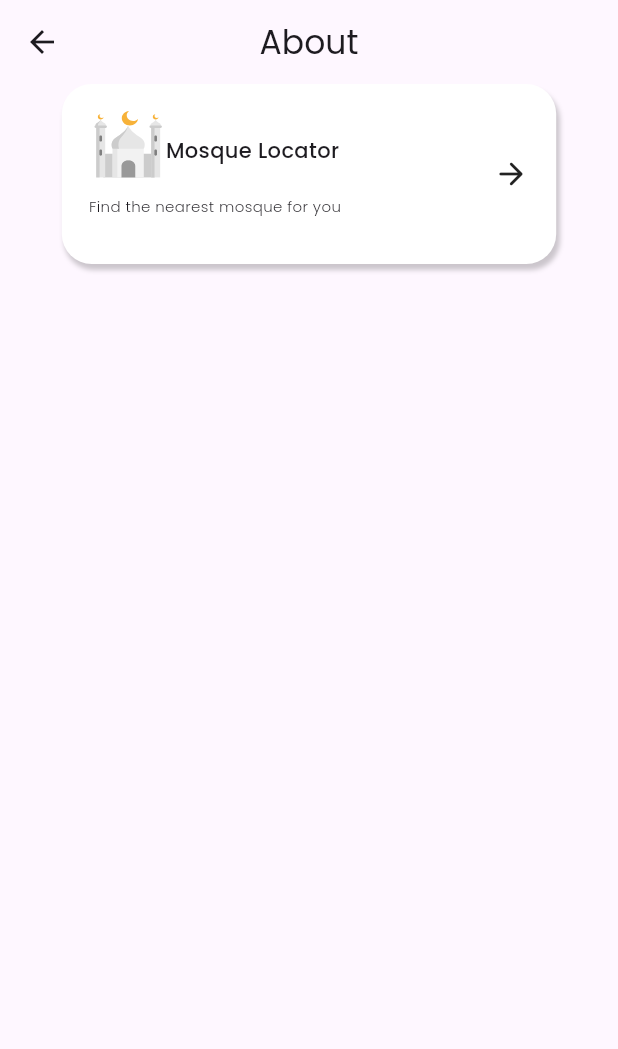
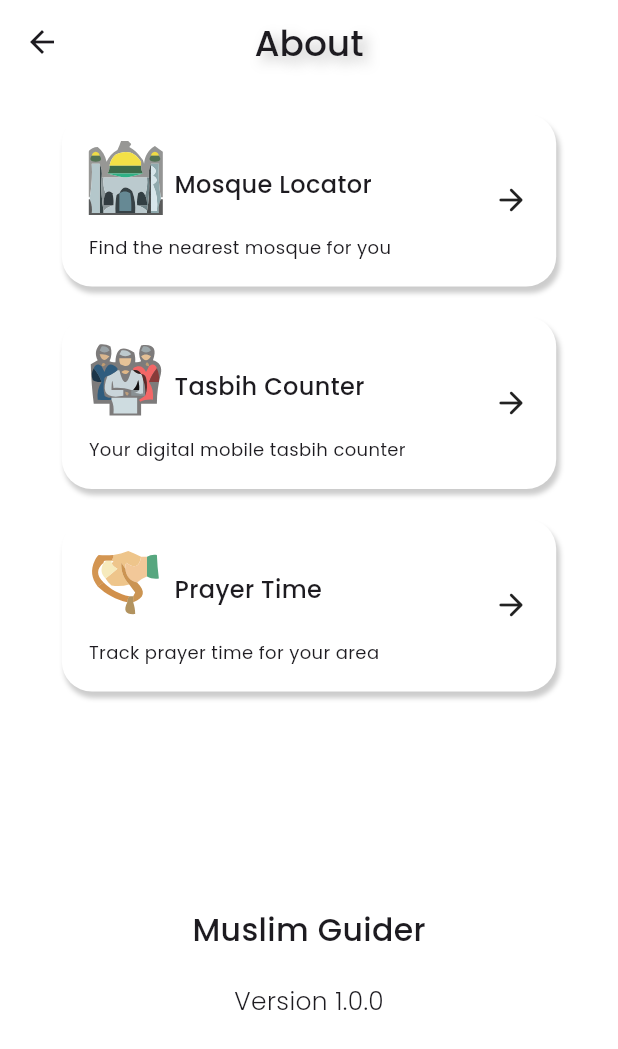
Before and after one commit to muazzzznabil/Muslim-Guider_flutter, a Flutter app: the aboutPage screen opened by its route, on a phone screen of 412 x 824 dp. Shown: the top 1049 px of the screen. Run offline on Flutter 3.47's test engine with Material 3 defaults, Android fonts, the phone set to English and light mode, and no system bars; our stand-ins replace curved_labeled_navigation_bar, flutter_riverpod, flutter_svg, geocoding, geolocator, riverpod and 2 more; missing offline and left inert: flutter_popup, jhijri, network_info_plus; accounts and stored records are empty; project files that could hold a hidden picture were left out.

Commit message:
DINN TLG SAMBUNG

```diff
--- a/lib/pages/ContactUs.dart
+++ b/lib/pages/ContactUs.dart
@@ -18,7 +18,12 @@ Future<void> _launchUrlDin() async {
 
 
 class contactUs extends StatelessWidget {
-  const contactUs({super.key});
+   contactUs({super.key});
+
+   Shadow basicShadow = Shadow(
+       color: Colors.black.withOpacity(0.25),
+       blurRadius: 10,
+       offset: Offset(4, 4));
 
   @override
   Widget build(BuildContext context) {
@@ -271,6 +276,7 @@ class contactUs extends StatelessWidget {
           fontWeight: FontWeight.w500,
           fontSize: 24,
           color: Color(0xff000000),
+          shadows: [basicShadow]
         ),
       ),
     );
--- a/lib/pages/about.dart
+++ b/lib/pages/about.dart
@@ -2,21 +2,95 @@ import 'package:flutter/material.dart';
 import 'package:flutter_svg/flutter_svg.dart';
 
 class aboutPage extends StatelessWidget {
-  const aboutPage({super.key});
+   aboutPage({super.key});
+
+  Shadow basicShadow = Shadow(
+      color: Colors.black.withOpacity(0.25),
+      blurRadius: 10,
+      offset: Offset(4, 4));
 
   @override
   Widget build(BuildContext context) {
+
     return Scaffold(
+      backgroundColor: Colors.white,
       appBar: appBar(),
       body: Row(
         mainAxisAlignment: MainAxisAlignment.center,
         children: [
-          Column( //column ke bawah
+          Column(
+            mainAxisAlignment: MainAxisAlignment.spaceBetween,
+            children: [
+              aboutSection(context),
+              Column(
+                children: [
+                  Text('Muslim Guider',
+                  style: TextStyle(
+                    fontWeight: FontWeight.w500,
+                    fontSize: 21
+                  ),),
+                  SizedBox(height: 20,),
+                  Text('Version 1.0.0',
+                  style: TextStyle(
+                    fontWeight: FontWeight.w200,
+                    fontSize: 16.6
+                  ),)
+                ],
+              ),
+              SizedBox(height: 0,)
 
-            children: [
+            ],
+          ),
+        ],
+      ),
+    );
+  }
 
-              Container(
-                height: 120,
+  Column aboutSection(BuildContext context) {
+    return Column( //column ke bawah
+
+          children: [
+            SizedBox(height: 20,),
+            aboutContainer( //mosque locator
+                context,
+                '/mosqueLocator',
+              'Mosque Locator',
+              'Find the nearest mosque for you',
+              'about-mosque.svg'
+            ),
+            SizedBox(height: 20,),
+            aboutContainer( //tasbih counter
+                context,
+                '/tasbihCounter',
+                'Tasbih Counter',
+                'Your digital mobile tasbih counter',
+                'about-prayer-time.svg'
+            ),
+            SizedBox(height: 20,),
+            aboutContainer( //prayer time
+                context,
+                '/prayerTime',
+                'Prayer Time',
+                'Track prayer time for your area',
+                'about-tasbih.svg'
+            ),
+          ],
+        );
+  }
+
+  GestureDetector aboutContainer(
+      BuildContext context,
+      String page,
+      String Name,
+      String Description,
+      String svgName
+      ) {
+    return GestureDetector(
+              onTap: (){
+                Navigator.pushNamed(context, page);
+              },
+              child: Container(
+                height: 115,
                 width: MediaQuery.of(context).size.width*0.8,
                 decoration: BoxDecoration(
                   color: Colors.white,
@@ -37,16 +111,19 @@ class aboutPage extends StatelessWidget {
                         children: [
                           Column(
                            mainAxisAlignment: MainAxisAlignment.spaceBetween,
+                            crossAxisAlignment: CrossAxisAlignment.start,
                             children: [
                               Row( // row untk svg dan title container
                                 children: [
-                                  SvgPicture.asset('assets/icons/mosque-islam1.svg',width: 50,),
+                                  SvgPicture.asset('assets/icons/$svgName',width: 50,),
+                                  SizedBox(width: 7,),
                                   Padding(
                                     padding: const EdgeInsets.only(top: 8.0),
                                     child: Text(
-                                        'Mosque Locator',
+                                        Name,
                                       style: TextStyle(
-                                        fontWeight: FontWeight.w500
+                                        fontWeight: FontWeight.w500,
+                                        fontSize: 16
                                       ),
                                     ),
                                   )
@@ -56,10 +133,10 @@ class aboutPage extends StatelessWidget {
                               Padding(
                                 padding: const EdgeInsets.only(top: 12.0),
                                 child: Text(
-                                  'Find the nearest mosque for you',
+                                  Description,
                                   style: TextStyle(
-                                    fontSize: 10,
-                                    fontWeight: FontWeight.w200
+                                    fontSize: 12,
+                                    fontWeight: FontWeight.w400
                                   ),
                                 ),
                               ),
@@ -72,20 +149,21 @@ class aboutPage extends StatelessWidget {
 
                   ),
                 ),
-              )
-            ],
-          ),
-        ],
-      ),
-
-    );
+              ),
+            );
   }
 
 
 
   AppBar appBar() {
     return AppBar(
-      title: Text('About'),
+      backgroundColor: Colors.white,
+      title: Text('About',
+      style: TextStyle(
+        fontWeight: FontWeight.w500,
+        fontSize: 24,
+        shadows: [basicShadow]
+      ),),
       centerTitle: true,
     );
   }
--- a/lib/pages/mosqueLocator.dart
+++ b/lib/pages/mosqueLocator.dart
@@ -21,7 +21,7 @@ class mosqueLocator extends ConsumerWidget {
     Placemark placemark = await _geolocator.getAddressFromLatLng(position);
     city = placemark.locality.toString();
   }
-
+  bool errorTrue = true;
 
 
   @override
@@ -99,7 +99,29 @@ class mosqueLocator extends ConsumerWidget {
                         ),
                       );
                     },
-                    error: (err, s) => Text(err.toString()),
+                    error: (err, s) => Column(
+
+                      // crossAxisAlignment: CrossAxisAlignment.center,
+                      mainAxisAlignment: MainAxisAlignment.center,
+                      children: [
+
+                        AnimatedContainer(
+                          duration: const Duration(milliseconds: 500),
+                          curve: Curves.bounceOut,
+                          height:  errorTrue ? 110 : 0,
+                          child: Icon(
+                              Icons.wrong_location,size: 100,color: Color(
+                              0xffae1d1d),
+
+                          ),
+                        ),
+                        Text('Location\nDisabled',
+                        style: TextStyle(
+                          fontWeight: FontWeight.w600,
+                          color: Colors.white70
+                        ),)
+                      ],
+                    ),
                     loading: () => const Center(
                       child: CircularProgressIndicator(),
                     ),
```
Also changed, not shown: assets/icons/about-mosque-locator.svg (deleted), assets/icons/about-mosque.svg (added), assets/icons/about-prayer-time.svg (added), assets/icons/about-tasbih-counter.svg (deleted), assets/icons/about-tasbih.svg (added).
